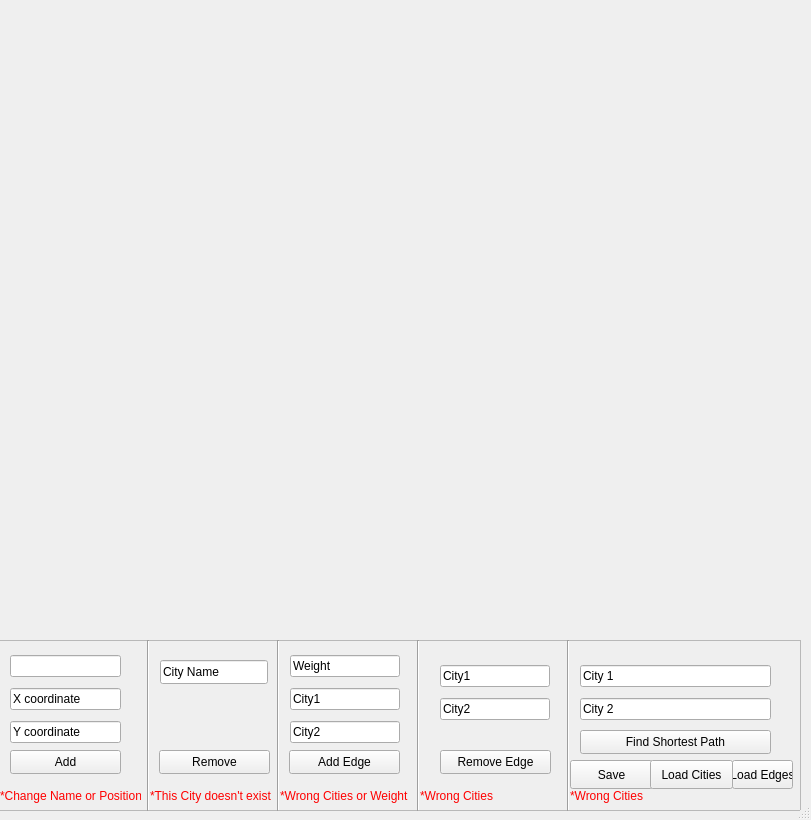
First picture: the form in Wasalnithree/mainwindow.ui, repository MohamESalem/Wasalni-QT, before the edit.
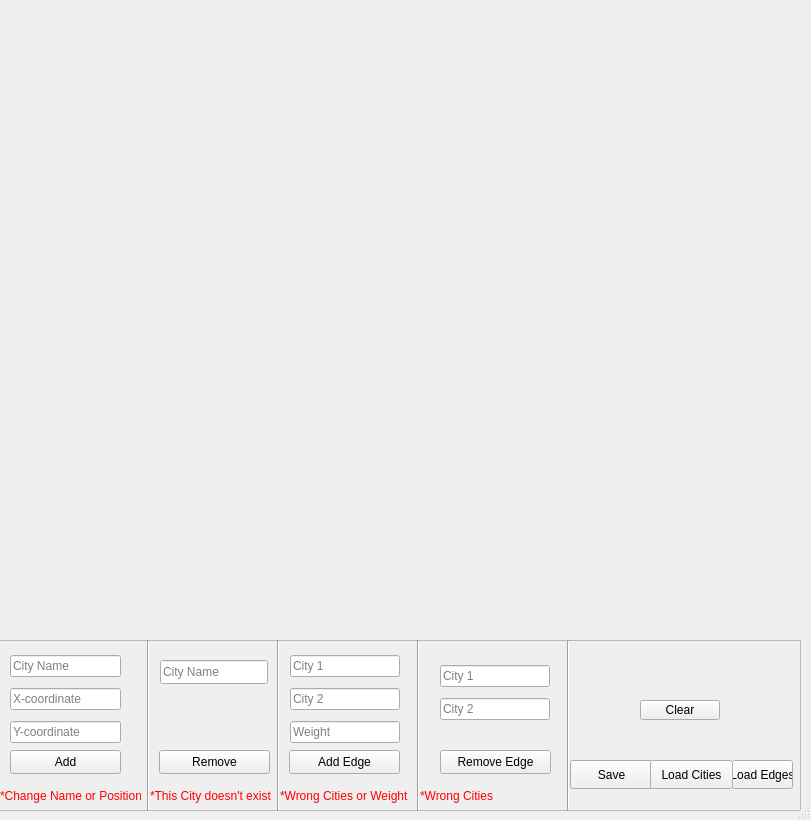
Second picture: the form after the edit.

Patch:
```diff
--- a/Wasalnithree/mainwindow.ui
+++ b/Wasalnithree/mainwindow.ui
@@ -105,6 +105,9 @@
       </rect>
      </property>
      <property name="text">
+      <string/>
+     </property>
+     <property name="placeholderText">
       <string>City Name</string>
      </property>
     </widget>
@@ -131,24 +134,33 @@
       </rect>
      </property>
      <layout class="QVBoxLayout" name="verticalLayout_2">
-      <item>
-       <widget class="QLineEdit" name="edgeAddEdgeText">
-        <property name="text">
-         <string>Weight</string>
-        </property>
-       </widget>
-      </item>
       <item>
        <widget class="QLineEdit" name="city1AddEdgeText">
         <property name="text">
-         <string>City1</string>
+         <string/>
+        </property>
+        <property name="placeholderText">
+         <string>City 1</string>
         </property>
        </widget>
       </item>
       <item>
        <widget class="QLineEdit" name="cityAddEdgeText">
         <property name="text">
-         <string>City2</string>
+         <string/>
+        </property>
+        <property name="placeholderText">
+         <string>City 2</string>
+        </property>
+       </widget>
+      </item>
+      <item>
+       <widget class="QLineEdit" name="edgeAddEdgeText">
+        <property name="text">
+         <string/>
+        </property>
+        <property name="placeholderText">
+         <string>Weight</string>
         </property>
        </widget>
       </item>
@@ -180,19 +192,6 @@
       <enum>Qt::Vertical</enum>
      </property>
     </widget>
-    <widget class="QPushButton" name="findShortestPathButton">
-     <property name="geometry">
-      <rect>
-       <x>590</x>
-       <y>90</y>
-       <width>191</width>
-       <height>24</height>
-      </rect>
-     </property>
-     <property name="text">
-      <string>Find Shortest Path</string>
-     </property>
-    </widget>
     <widget class="QWidget" name="layoutWidget_2">
      <property name="geometry">
       <rect>
@@ -208,45 +207,28 @@
         <property name="text">
          <string/>
         </property>
+        <property name="placeholderText">
+         <string>City Name</string>
+        </property>
        </widget>
       </item>
       <item>
        <widget class="QLineEdit" name="xAddText">
         <property name="text">
-         <string>X coordinate</string>
+         <string/>
+        </property>
+        <property name="placeholderText">
+         <string>X-coordinate</string>
         </property>
        </widget>
       </item>
       <item>
        <widget class="QLineEdit" name="yAddText">
         <property name="text">
-         <string>Y coordinate</string>
+         <string/>
         </property>
-       </widget>
-      </item>
-     </layout>
-    </widget>
-    <widget class="QWidget" name="layoutWidget_3">
-     <property name="geometry">
-      <rect>
-       <x>590</x>
-       <y>20</y>
-       <width>191</width>
-       <height>65</height>
-      </rect>
-     </property>
-     <layout class="QVBoxLayout" name="verticalLayout_3">
-      <item>
-       <widget class="QLineEdit" name="cityOnePathText">
-        <property name="text">
-         <string>City 1</string>
-        </property>
-       </widget>
-      </item>
-      <item>
-       <widget class="QLineEdit" name="cityTwoPathText">
-        <property name="text">
-         <string>City 2</string>
+        <property name="placeholderText">
+         <string>Y-coordinate</string>
         </property>
        </widget>
       </item>
@@ -278,14 +260,20 @@
       <item>
        <widget class="QLineEdit" name="removeEdge1">
         <property name="text">
-         <string>City1</string>
+         <string/>
+        </property>
+        <property name="placeholderText">
+         <string>City 1</string>
         </property>
        </widget>
       </item>
       <item>
        <widget class="QLineEdit" name="removeEdge2">
         <property name="text">
-         <string>City2</string>
+         <string/>
+        </property>
+        <property name="placeholderText">
+         <string>City 2</string>
         </property>
        </widget>
       </item>
@@ -372,23 +360,6 @@
       <string>*Wrong Cities</string>
      </property>
     </widget>
-    <widget class="QLabel" name="find_path_text_error">
-     <property name="geometry">
-      <rect>
-       <x>580</x>
-       <y>140</y>
-       <width>141</width>
-       <height>31</height>
-      </rect>
-     </property>
-     <property name="styleSheet">
-      <string notr="true">color: red;
-</string>
-     </property>
-     <property name="text">
-      <string>*Wrong Cities</string>
-     </property>
-    </widget>
     <widget class="QPushButton" name="saveButton">
      <property name="geometry">
       <rect>
@@ -428,12 +399,25 @@
       <string>Load Edges</string>
      </property>
     </widget>
+    <widget class="QPushButton" name="clearButton">
+     <property name="geometry">
+      <rect>
+       <x>650</x>
+       <y>60</y>
+       <width>80</width>
+       <height>20</height>
+      </rect>
+     </property>
+     <property name="text">
+      <string>Clear</string>
+     </property>
+    </widget>
    </widget>
    <widget class="QWidget" name="gridLayoutWidget">
     <property name="geometry">
      <rect>
       <x>10</x>
-      <y>0</y>
+      <y>-10</y>
       <width>791</width>
       <height>631</height>
      </rect>
```
